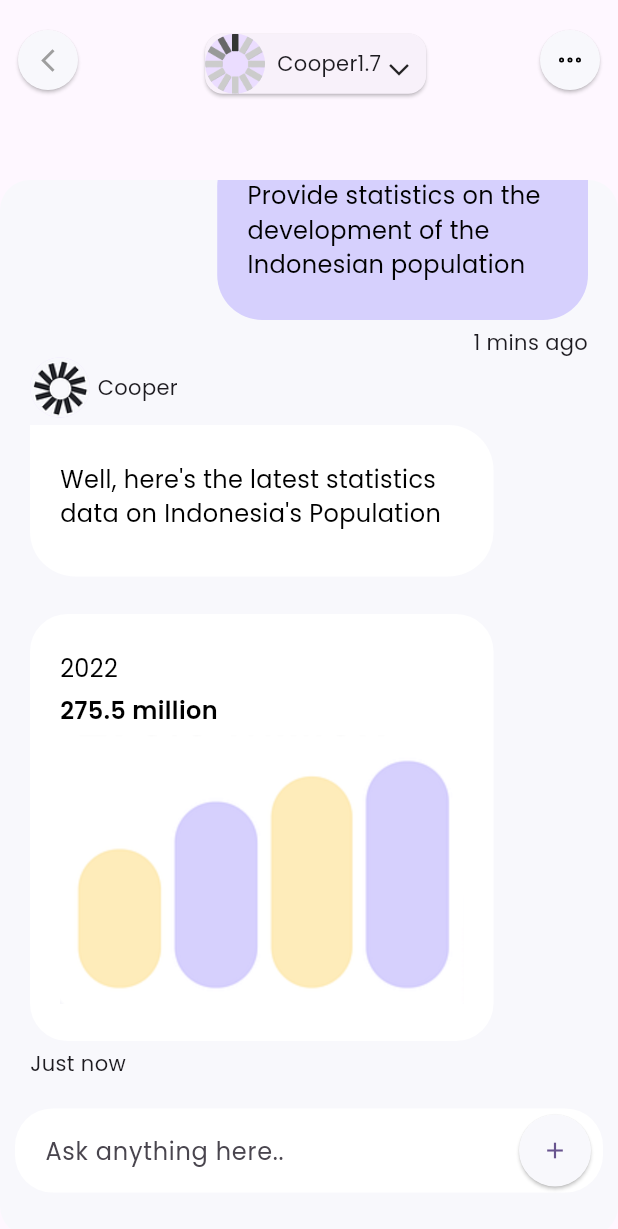
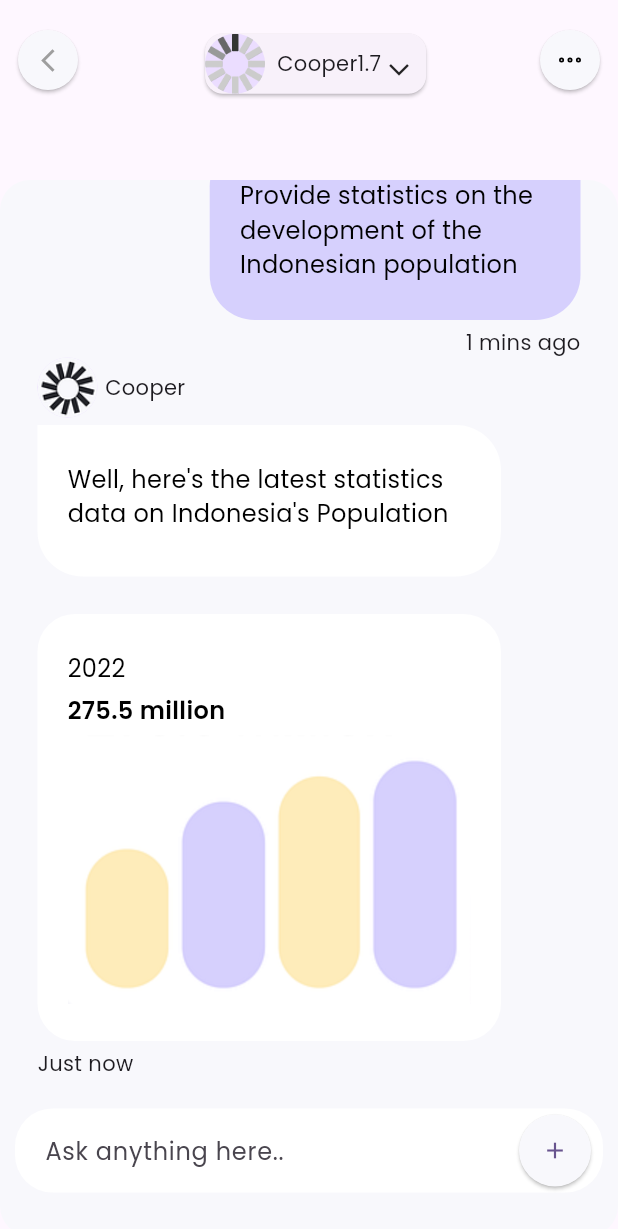
Before and after one commit to abdoelmorap/james_ai, a Flutter app: the screen it shows after launch, after a tap on "Talk with Cooper", on a phone screen of 412 x 824 dp. Shown: the top 1229 px of the screen. Run offline on Flutter 3.47's test engine with Material 3 defaults, Android fonts, the phone set to English and light mode, and no system bars; our stand-ins replace ionicons; missing offline and left inert: dart:ffi, draw_on_path, floating_menu_panel, pie_menu.

Commit message:
Interview MVP 11-36

```diff
--- a/lib/screens/pages/ChatPage.dart
+++ b/lib/screens/pages/ChatPage.dart
@@ -73,7 +73,7 @@ class _ChatPageState extends State<ChatPage> {
         child: Stack(children: [
           Column(children: [Flexible(
               child:Container(margin:
-              EdgeInsets.only(left: 10,right: 10),child: ChatWidget.buildListMessage(_wmessages,listScrollController,context),)),
+              EdgeInsets.only(left: 15,right: 15),child: ChatWidget.buildListMessage(_wmessages,listScrollController,context),)),
             ChatWidget.chatContainer(textEditingController,(){
               _handleSendPressed(textEditingController.text);
             },(){
--- a/lib/screens/pages/SubscriptionScreen.dart
+++ b/lib/screens/pages/SubscriptionScreen.dart
@@ -39,7 +39,9 @@ class _SubscriptionPageState extends State<SubscriptionPage> {
           Align(alignment: Alignment.topLeft,child: Container(child: Container(margin: const EdgeInsets.only(top: 45,left: 10),child: CircleButton(onPressed: (){
             Navigator.of(context).pop();
           },icon: const Icon(Icons.arrow_back_ios,size: 10
-            ,color: Colors.black,),),),),),Container( child: Column(children: [
+            ,color: Colors.black,),),),),),Container(margin: EdgeInsets.only(left: 10), child: Column(
+            mainAxisAlignment: MainAxisAlignment.center,crossAxisAlignment: CrossAxisAlignment.center,
+            children: [
               SizedBox(height: MediaQuery.sizeOf(context).height/5,),
             Container(decoration:   BoxDecoration(               shape: BoxShape.circle,
               color: LightTheme.highWhite,
--- a/lib/screens/widget/HomeWidget.dart
+++ b/lib/screens/widget/HomeWidget.dart
@@ -46,7 +46,7 @@ class HomeWidget{
             Container(child:Text("Let's try it now",style: LightTheme.textStyle,)
               ,margin: EdgeInsets.only(left: 5),)
         ],),width: MediaQuery.of(context).size
-            .width/2.5,)
+            .width/2.4,)
       ],), ),
       Column(children: [
         Stack(children: [
@@ -61,7 +61,7 @@ class HomeWidget{
             ],), decoration: BoxDecoration(
 
             borderRadius: const BorderRadius.all(Radius.circular(20)),color: LightTheme.secColor,),width: MediaQuery.of(context).size
-              .width/2.3,height:MediaQuery.of(context).size.height <500?  MediaQuery.of(context).size.height/7:130),Positioned(child: Container(decoration: BoxDecoration(                color: LightTheme.redOvers,
+              .width/2.2,height:MediaQuery.of(context).size.height <500?  MediaQuery.of(context).size.height/7:130),Positioned(child: Container(decoration: BoxDecoration(                color: LightTheme.redOvers,
 
             borderRadius: const BorderRadius.all(Radius.circular(20)),
           ),   padding: const EdgeInsets.fromLTRB(12, 2, 12, 2),child: Text("New",style: LightTheme.textStyle.copyWith(color: Colors.white),),),top: 8,right: 10,)
@@ -76,7 +76,7 @@ class HomeWidget{
         ],), decoration: BoxDecoration(
 
           borderRadius: const BorderRadius.all(Radius.circular(20)),color: LightTheme.backDark,),width: MediaQuery.of(context).size
-            .width/2.3,height:MediaQuery.of(context).size.height <500?  MediaQuery.of(context).size.height/7.5:120,)
+            .width/2.2,height:MediaQuery.of(context).size.height <500?  MediaQuery.of(context).size.height/7.5:120,)
       ],)
     ],);
   }
--- a/lib/util/langEn.dart
+++ b/lib/util/langEn.dart
@@ -1,6 +1,6 @@
 abstract class langEn{
   static var pro="Pro";
-  static var cplans="Cooper + plans";
+  static var cplans="Cooper+  plans";
   static var pormoText="       Unlimited features with cooper+";
   static var tryNow="Try unlimited features with cooper+";
   static var hello ="Hello James";
```
